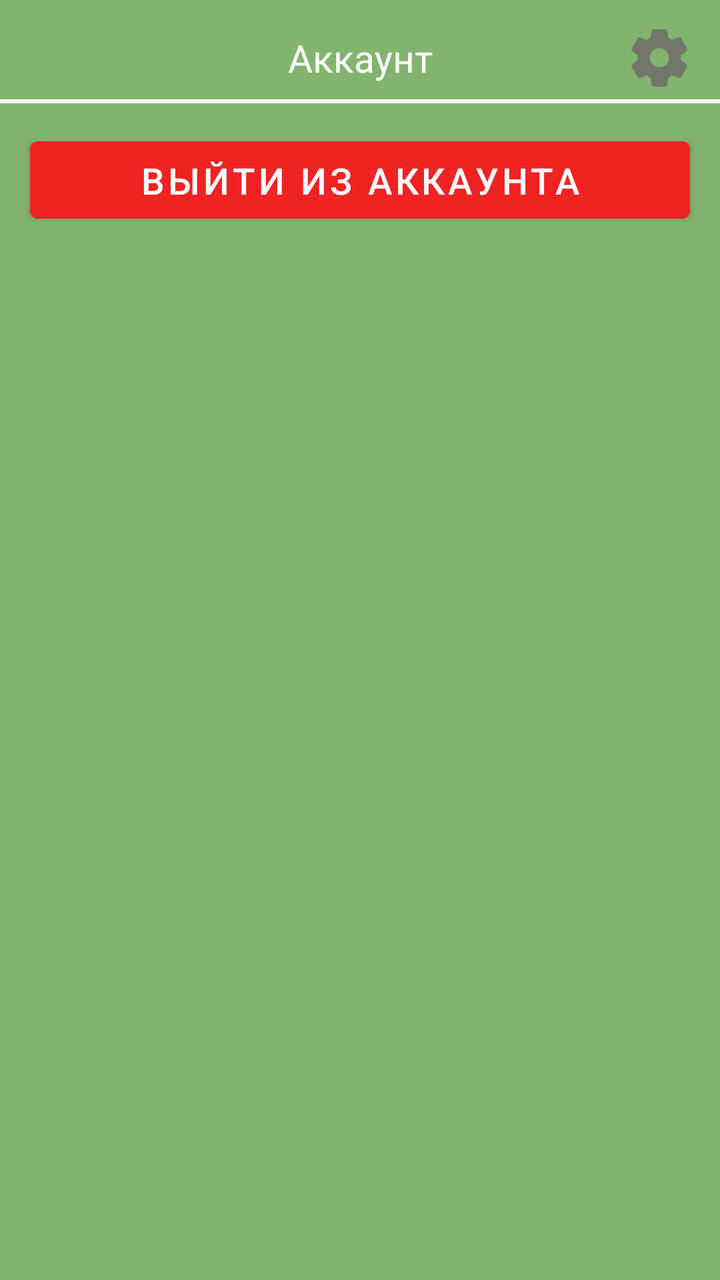
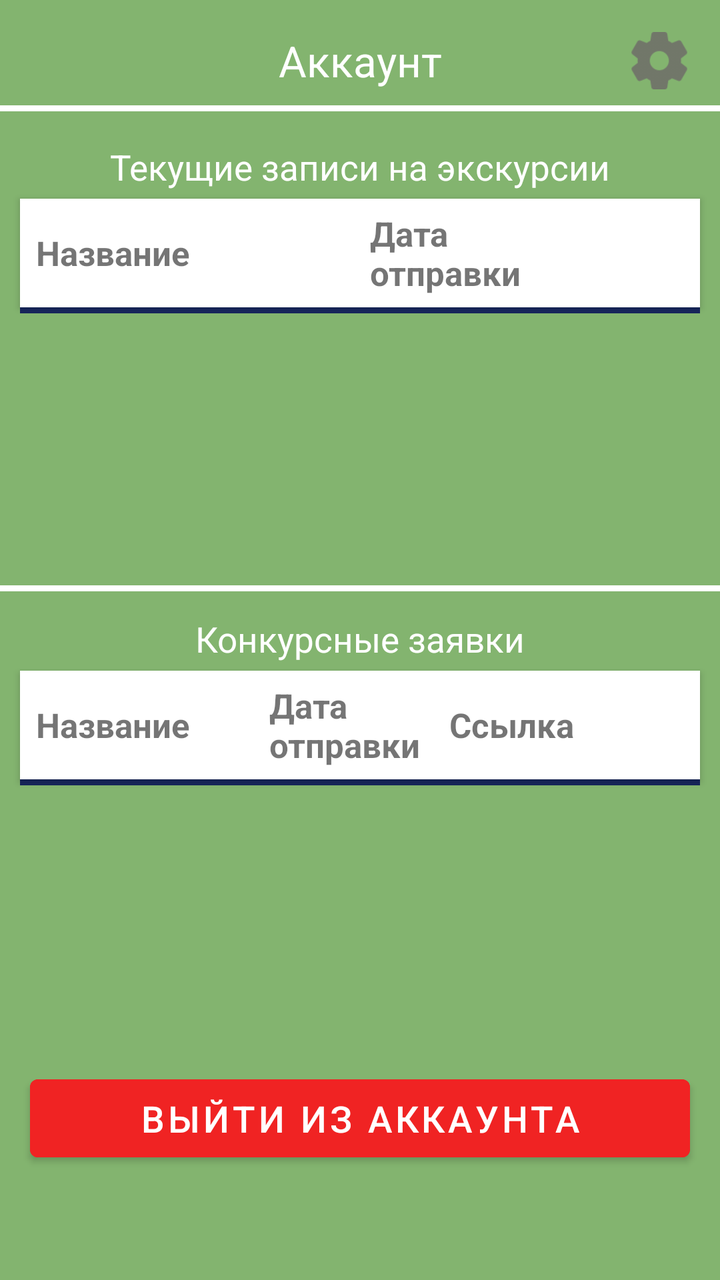

Compare the two renders of this Android layout. The source of the first and the diff that turns it into the second are given below.
<!-- AndroidManifest.xml: application theme Theme.PhysicsProject -->
<!-- res/layout/fragment_account.xml -->
<?xml version="1.0" encoding="utf-8"?>
<androidx.constraintlayout.widget.ConstraintLayout xmlns:android="http://schemas.android.com/apk/res/android"
    xmlns:app="http://schemas.android.com/apk/res-auto"
    xmlns:tools="http://schemas.android.com/tools"
    android:id="@+id/main"
    android:layout_width="match_parent"
    android:layout_height="match_parent"
    android:background="@color/mainBackground"
    tools:context=".screens.AccountFragment">


    <ImageButton
        android:id="@+id/imageButtonSettings"
        android:layout_width="0dp"
        android:layout_height="0dp"
        android:layout_marginEnd="16dp"
        android:background="@null"
        android:scaleType="fitCenter"
        android:src="@drawable/settings"
        android:visibility="visible"
        app:layout_constraintBottom_toBottomOf="@+id/textViewEventTitle"
        app:layout_constraintDimensionRatio="1:1"
        app:layout_constraintEnd_toEndOf="parent"
        app:layout_constraintHeight_percent="0.045"
        app:layout_constraintTop_toTopOf="@+id/textViewEventTitle" />

    <Button
        android:id="@+id/buttonLogOut"
        style="@style/CustomButtonStyle"
        android:layout_width="0dp"
        android:layout_height="0dp"
        android:layout_marginTop="16dp"
        android:backgroundTint="#F02323"
        android:text="Выйти из аккаунта"
        app:autoSizeTextType="uniform"
        app:layout_constraintEnd_toEndOf="parent"
        app:layout_constraintHeight_percent="0.07"
        app:layout_constraintHorizontal_bias="0.533"
        app:layout_constraintStart_toStartOf="parent"
        app:layout_constraintTop_toBottomOf="@+id/viewDivider2" />

    <View
        android:id="@+id/viewDivider2"
        android:layout_width="0dp"
        android:layout_height="2dp"
        android:layout_marginTop="8dp"
        android:background="@color/white"
        app:layout_constraintEnd_toEndOf="parent"
        app:layout_constraintHorizontal_bias="0.0"
        app:layout_constraintStart_toStartOf="parent"
        app:layout_constraintTop_toBottomOf="@+id/textViewEventTitle" />

    <TextView
        android:id="@+id/textViewEventTitle"
        android:layout_width="0dp"
        android:layout_height="0dp"
        android:layout_marginLeft="10dp"
        android:layout_marginTop="16dp"
        android:layout_marginRight="10dp"
        android:gravity="center"
        android:text="Аккаунт"
        android:textColor="@color/white"
        app:autoSizeTextType="uniform"
        app:layout_constraintEnd_toEndOf="parent"
        app:layout_constraintHeight_percent="0.04"
        app:layout_constraintStart_toStartOf="parent"
        app:layout_constraintTop_toTopOf="parent" />

    <ImageButton
        android:id="@+id/imageButtonBack"
        android:layout_width="0dp"
        android:layout_height="0dp"
        android:layout_marginStart="16dp"
        android:background="@null"
        android:scaleType="fitCenter"
        android:src="@drawable/whitearrow"
        android:visibility="gone"
        app:layout_constraintBottom_toBottomOf="@+id/textViewEventTitle"
        app:layout_constraintDimensionRatio="1:1"
        app:layout_constraintStart_toStartOf="parent"
        app:layout_constraintTop_toTopOf="@+id/textViewEventTitle"
        app:layout_constraintWidth_percent="0.08" />

    <Button
        android:id="@+id/button2"
        style="@style/CustomSignOut"
        android:layout_width="44dp"
        android:layout_height="41dp"
        android:visibility="gone"
        app:icon="@drawable/settings"
        app:iconGravity="textTop"
        app:iconPadding="0dp"
        app:iconTint="#60575050"
        app:iconTintMode="src_atop"
        app:layout_constraintBottom_toBottomOf="parent"
        app:layout_constraintEnd_toEndOf="parent"
        app:layout_constraintHorizontal_bias="0.65"
        app:layout_constraintStart_toStartOf="parent"
        app:layout_constraintTop_toTopOf="parent"
        app:layout_constraintVertical_bias="0.281"
        app:rippleColor="@color/lightBlue" />

</androidx.constraintlayout.widget.ConstraintLayout>
<!-- resources referenced by this layout -->
<resources>
  <color name="lightBlue">#98BFE7</color>
  <color name="mainBackground">#83B46F</color>
  <color name="white">#FFFFFFFF</color>
  <!-- drawable settings: png bitmap (drawable-hdpi, 668 bytes) -->
  <!-- drawable whitearrow: png bitmap (drawable-hdpi, 583 bytes) -->
  <style name="CustomButtonStyle" parent="Widget.MaterialComponents.Button">
          <item name="android:layout_width">0dp</item>
          <item name="android:layout_height">0dp</item>
          <item name="android:layout_marginLeft">15dp</item>
          <item name="android:layout_marginRight">15dp</item>
          <item name="android:layout_marginBottom">4dp</item>
          <item name="android:paddingTop">7dp</item>
          <item name="android:paddingBottom">7dp</item>
          <item name="android:textAllCaps">true</item>
          <item name="android:insetTop">3dp</item>
          <item name="android:insetBottom">3dp</item>
      </style>
  <style name="CustomSignOut" parent="Widget.MaterialComponents.Button.TextButton" />
  <style name="Theme.PhysicsProject" parent="Theme.MaterialComponents.Light.NoActionBar">
          <item name="android:buttonStyle">@style/CustomButtonStyle</item>
          <item name="android:editTextStyle">@style/CustomEditTextStyle</item>
      </style>
  <style name="CustomEditTextStyle">
          <item name="android:textColor">@color/white</item>
          <item name="android:colorAccent">@color/white</item>
          <item name="editTextColor">@color/white</item>
      </style>
</resources>

<!-- the commit's change to res/layout/fragment_account.xml (unified diff, before → after) -->
@@ -9,6 +9,150 @@
     tools:context=".screens.AccountFragment">
 
 
+    <View
+        android:id="@+id/viewDivider6"
+        android:layout_width="0dp"
+        android:layout_height="3dp"
+        android:layout_marginLeft="10dp"
+        android:layout_marginRight="10dp"
+        android:background="@color/blue"
+        app:layout_constraintEnd_toEndOf="parent"
+        app:layout_constraintHorizontal_bias="0.0"
+        app:layout_constraintStart_toStartOf="parent"
+        app:layout_constraintTop_toBottomOf="@+id/cardViewAppl2" />
+
+    <View
+        android:id="@+id/viewDivider5"
+        android:layout_width="0dp"
+        android:layout_height="3dp"
+        android:layout_marginLeft="10dp"
+        android:layout_marginRight="10dp"
+        android:background="@color/blue"
+        app:layout_constraintEnd_toEndOf="parent"
+        app:layout_constraintHorizontal_bias="0.0"
+        app:layout_constraintStart_toStartOf="parent"
+        app:layout_constraintTop_toBottomOf="@+id/cardViewAppl1" />
+
+    <View
+        android:id="@+id/viewDivider4"
+        android:layout_width="0dp"
+        android:layout_height="3dp"
+        android:layout_marginTop="8dp"
+        android:background="@color/white"
+        app:layout_constraintEnd_toEndOf="parent"
+        app:layout_constraintHorizontal_bias="0.0"
+        app:layout_constraintStart_toStartOf="parent"
+        app:layout_constraintTop_toBottomOf="@+id/scrollViewExcursions" />
+
+    <com.google.android.material.card.MaterialCardView
+        android:id="@+id/cardViewAppl1"
+        style="@style/MyCardViewStyle"
+        android:layout_width="match_parent"
+        android:layout_height="wrap_content"
+        android:layout_marginLeft="10dp"
+        android:layout_marginTop="4dp"
+        android:layout_marginRight="10dp"
+        app:cardBackgroundColor="@null"
+        app:cardCornerRadius="0dp"
+        app:contentPaddingBottom="6dp"
+        app:contentPaddingTop="6dp"
+        app:layout_constraintEnd_toEndOf="parent"
+        app:layout_constraintHorizontal_bias="0.0"
+        app:layout_constraintStart_toStartOf="parent"
+        app:layout_constraintTop_toBottomOf="@+id/textViewExcursionApplications">
+
+        <TableRow
+            android:layout_width="match_parent"
+            android:layout_height="wrap_content">
+
+            <TextView
+                android:id="@+id/textViewSubjectName1"
+                android:layout_width="0dp"
+                android:layout_height="wrap_content"
+                android:layout_gravity="center"
+                android:layout_marginRight="10dp"
+                android:layout_weight="4"
+                android:text="Название"
+                android:textSize="17sp"
+                android:textStyle="bold" />
+
+            <TextView
+                android:id="@+id/textViewDate1"
+                android:layout_width="0dp"
+                android:layout_height="wrap_content"
+                android:layout_gravity="center"
+                android:layout_weight="3"
+                android:text="Дата отправки"
+                android:textSize="17sp"
+                android:textStyle="bold" />
+
+            <Button
+                android:id="@+id/buttonDeleteApplication1"
+                style="@style/CustomSignOut"
+                android:layout_width="0dp"
+                android:layout_height="0dp"
+                android:layout_gravity="center"
+                android:layout_weight="1"
+                android:gravity="center_horizontal|center_vertical"
+                android:insetTop="0dp"
+                android:insetBottom="0dp"
+                android:visibility="invisible"
+                app:icon="@drawable/cross"
+                app:iconGravity="textEnd"
+                app:iconPadding="0dp"
+                app:iconTint="@color/discard"
+                app:rippleColor="@color/red" />
+
+        </TableRow>
+
+    </com.google.android.material.card.MaterialCardView>
+
+    <androidx.recyclerview.widget.RecyclerView
+        android:id="@+id/recyclerViewCompetitions"
+        android:layout_width="0dp"
+        android:layout_height="0dp"
+        android:layout_marginLeft="10dp"
+        android:layout_marginTop="8dp"
+        android:layout_marginRight="10dp"
+        android:visibility="gone"
+        app:layout_constraintEnd_toEndOf="parent"
+        app:layout_constraintHeight_percent="0.2"
+        app:layout_constraintHorizontal_bias="0.0"
+        app:layout_constraintStart_toStartOf="parent"
+        app:layout_constraintTop_toBottomOf="@+id/textViewCompetitionApplications" />
+
+    <TextView
+        android:id="@+id/textViewCompetitionApplications"
+        android:layout_width="0dp"
+        android:layout_height="0dp"
+        android:layout_marginLeft="10dp"
+        android:layout_marginTop="12dp"
+        android:layout_marginRight="10dp"
+        android:gravity="center"
+        android:text="Конкурсные заявки"
+        android:textColor="@color/white"
+        app:autoSizeTextType="uniform"
+        app:layout_constraintEnd_toEndOf="parent"
+        app:layout_constraintHeight_percent="0.037"
+        app:layout_constraintStart_toStartOf="parent"
+        app:layout_constraintTop_toBottomOf="@+id/viewDivider4" />
+
+    <TextView
+        android:id="@+id/textViewExcursionApplications"
+        android:layout_width="0dp"
+        android:layout_height="0dp"
+        android:layout_marginLeft="10dp"
+        android:layout_marginTop="16dp"
+        android:layout_marginRight="10dp"
+        android:gravity="center"
+        android:text="Текущие записи на экскурсии"
+        android:textColor="@color/white"
+        app:autoSizeTextType="uniform"
+        app:layout_constraintEnd_toEndOf="parent"
+        app:layout_constraintHeight_percent="0.037"
+        app:layout_constraintStart_toStartOf="parent"
+        app:layout_constraintTop_toBottomOf="@+id/viewDivider2" />
+
     <ImageButton
         android:id="@+id/imageButtonSettings"
         android:layout_width="0dp"
@@ -17,7 +161,6 @@
         android:background="@null"
         android:scaleType="fitCenter"
         android:src="@drawable/settings"
-        android:visibility="visible"
         app:layout_constraintBottom_toBottomOf="@+id/textViewEventTitle"
         app:layout_constraintDimensionRatio="1:1"
         app:layout_constraintEnd_toEndOf="parent"
@@ -35,14 +178,14 @@
         app:autoSizeTextType="uniform"
         app:layout_constraintEnd_toEndOf="parent"
         app:layout_constraintHeight_percent="0.07"
-        app:layout_constraintHorizontal_bias="0.533"
-        app:layout_constraintStart_toStartOf="parent"
-        app:layout_constraintTop_toBottomOf="@+id/viewDivider2" />
+        app:layout_constraintHorizontal_bias="0.466"
+        app:layout_constraintStart_toStartOf="parent"
+        app:layout_constraintTop_toBottomOf="@+id/scrollViewCompetitions" />
 
     <View
         android:id="@+id/viewDivider2"
         android:layout_width="0dp"
-        android:layout_height="2dp"
+        android:layout_height="3dp"
         android:layout_marginTop="8dp"
         android:background="@color/white"
         app:layout_constraintEnd_toEndOf="parent"
@@ -62,7 +205,7 @@
         android:textColor="@color/white"
         app:autoSizeTextType="uniform"
         app:layout_constraintEnd_toEndOf="parent"
-        app:layout_constraintHeight_percent="0.04"
+        app:layout_constraintHeight_percent="0.045"
         app:layout_constraintStart_toStartOf="parent"
         app:layout_constraintTop_toTopOf="parent" />
 
@@ -100,4 +243,129 @@
         app:layout_constraintVertical_bias="0.281"
         app:rippleColor="@color/lightBlue" />
 
+    <androidx.recyclerview.widget.RecyclerView
+        android:id="@+id/recyclerViewExcursions"
+        android:layout_width="0dp"
+        android:layout_height="0dp"
+        android:layout_marginLeft="10dp"
+        android:layout_marginTop="8dp"
+        android:layout_marginRight="10dp"
+        android:visibility="gone"
+        app:layout_constraintEnd_toEndOf="parent"
+        app:layout_constraintHeight_percent="0.2"
+        app:layout_constraintHorizontal_bias="0.0"
+        app:layout_constraintStart_toStartOf="parent"
+        app:layout_constraintTop_toBottomOf="@+id/textViewExcursionApplications" />
+
+    <ScrollView
+        android:id="@+id/scrollViewExcursions"
+        android:layout_width="0dp"
+        android:layout_height="0dp"
+        app:layout_constraintEnd_toEndOf="parent"
+        app:layout_constraintHeight_percent="0.2"
+        app:layout_constraintHorizontal_bias="0.0"
+        app:layout_constraintStart_toStartOf="parent"
+        app:layout_constraintTop_toBottomOf="@+id/viewDivider5">
+
+        <LinearLayout
+            android:id="@+id/linearLayoutExcursions"
+            android:layout_width="match_parent"
+            android:layout_height="wrap_content"
+            android:orientation="vertical">
+
+        </LinearLayout>
+    </ScrollView>
+
+    <ScrollView
+        android:id="@+id/scrollViewCompetitions"
+        android:layout_width="0dp"
+        android:layout_height="0dp"
+        app:layout_constraintEnd_toEndOf="parent"
+        app:layout_constraintHeight_percent="0.2"
+        app:layout_constraintHorizontal_bias="0.0"
+        app:layout_constraintStart_toStartOf="parent"
+        app:layout_constraintTop_toBottomOf="@+id/viewDivider6">
+
+        <LinearLayout
+            android:id="@+id/linearLayoutCompetitions"
+            android:layout_width="match_parent"
+            android:layout_height="wrap_content"
+            android:orientation="vertical" />
+    </ScrollView>
+
+    <com.google.android.material.card.MaterialCardView
+        android:id="@+id/cardViewAppl2"
+        style="@style/MyCardViewStyle"
+        android:layout_width="match_parent"
+        android:layout_height="wrap_content"
+        android:layout_marginLeft="10dp"
+        android:layout_marginTop="4dp"
+        android:layout_marginRight="10dp"
+        app:cardBackgroundColor="@null"
+        app:cardCornerRadius="0dp"
+        app:contentPaddingBottom="6dp"
+        app:contentPaddingTop="6dp"
+        app:layout_constraintEnd_toEndOf="parent"
+        app:layout_constraintHorizontal_bias="0.0"
+        app:layout_constraintStart_toStartOf="parent"
+        app:layout_constraintTop_toBottomOf="@+id/textViewCompetitionApplications">
+
+        <TableRow
+            android:layout_width="match_parent"
+            android:layout_height="wrap_content">
+
+            <TextView
+                android:id="@+id/textViewSubjectName2"
+                android:layout_width="0dp"
+                android:layout_height="wrap_content"
+                android:layout_gravity="center"
+                android:layout_marginRight="10dp"
+                android:layout_weight="4"
+                android:text="Название"
+                android:textSize="17sp"
+                android:textStyle="bold" />
+
+            <TextView
+                android:id="@+id/textViewDate2"
+                android:layout_width="0dp"
+                android:layout_height="wrap_content"
+                android:layout_gravity="center"
+                android:layout_weight="3"
+                android:text="Дата отправки"
+                android:textSize="17sp"
+                android:textStyle="bold" />
+
+            <TextView
+                android:id="@+id/textViewUrl2"
+                android:layout_width="0dp"
+                android:layout_height="wrap_content"
+                android:layout_gravity="center"
+                android:layout_marginLeft="10dp"
+                android:layout_marginRight="10dp"
+                android:layout_weight="3"
+                android:text="Ссылка"
+                android:textSize="17sp"
+                android:textStyle="bold" />
+
+            <Button
+                android:id="@+id/buttonDeleteApplication"
+                style="@style/CustomSignOut"
+                android:layout_width="0dp"
+                android:layout_height="0dp"
+                android:layout_gravity="center"
+                android:layout_weight="1"
+                android:gravity="center_horizontal|center_vertical"
+                android:insetTop="0dp"
+                android:insetBottom="0dp"
+                android:visibility="invisible"
+                app:icon="@drawable/cross"
+                app:iconGravity="textEnd"
+                app:iconPadding="0dp"
+                app:iconTint="@color/discard"
+                app:rippleColor="@color/red" />
+
+        </TableRow>
+
+    </com.google.android.material.card.MaterialCardView>
+
 </androidx.constraintlayout.widget.ConstraintLayout>
<!-- resource entries referenced after the edit -->
@@ -1,8 +1,12 @@
 <!-- resources referenced by this layout -->
 <resources>
+  <color name="blue">#17265C</color>
+  <color name="discard">#CE3A3A</color>
   <color name="lightBlue">#98BFE7</color>
   <color name="mainBackground">#83B46F</color>
+  <color name="red">#D30909</color>
   <color name="white">#FFFFFFFF</color>
+  <!-- drawable cross: png bitmap (drawable-hdpi, 396 bytes) -->
   <!-- drawable settings: png bitmap (drawable-hdpi, 668 bytes) -->
   <!-- drawable whitearrow: png bitmap (drawable-hdpi, 583 bytes) -->
   <style name="CustomButtonStyle" parent="Widget.MaterialComponents.Button">
@@ -18,6 +22,15 @@
           <item name="android:insetBottom">3dp</item>
       </style>
   <style name="CustomSignOut" parent="Widget.MaterialComponents.Button.TextButton" />
+  <style name="MyCardViewStyle" parent="Theme.MaterialComponents.Light">
+          <item name="cardCornerRadius">10dp</item>
+          <item name="cardElevation">2dp</item>
+          <item name="cardMaxElevation">4dp</item>
+          <item name="contentPaddingBottom">12dp</item>
+          <item name="contentPaddingTop">12dp</item>
+          <item name="contentPaddingLeft">8dp</item>
+          <item name="contentPaddingRight">8dp</item>
+      </style>
   <style name="Theme.PhysicsProject" parent="Theme.MaterialComponents.Light.NoActionBar">
           <item name="android:buttonStyle">@style/CustomButtonStyle</item>
           <item name="android:editTextStyle">@style/CustomEditTextStyle</item>
